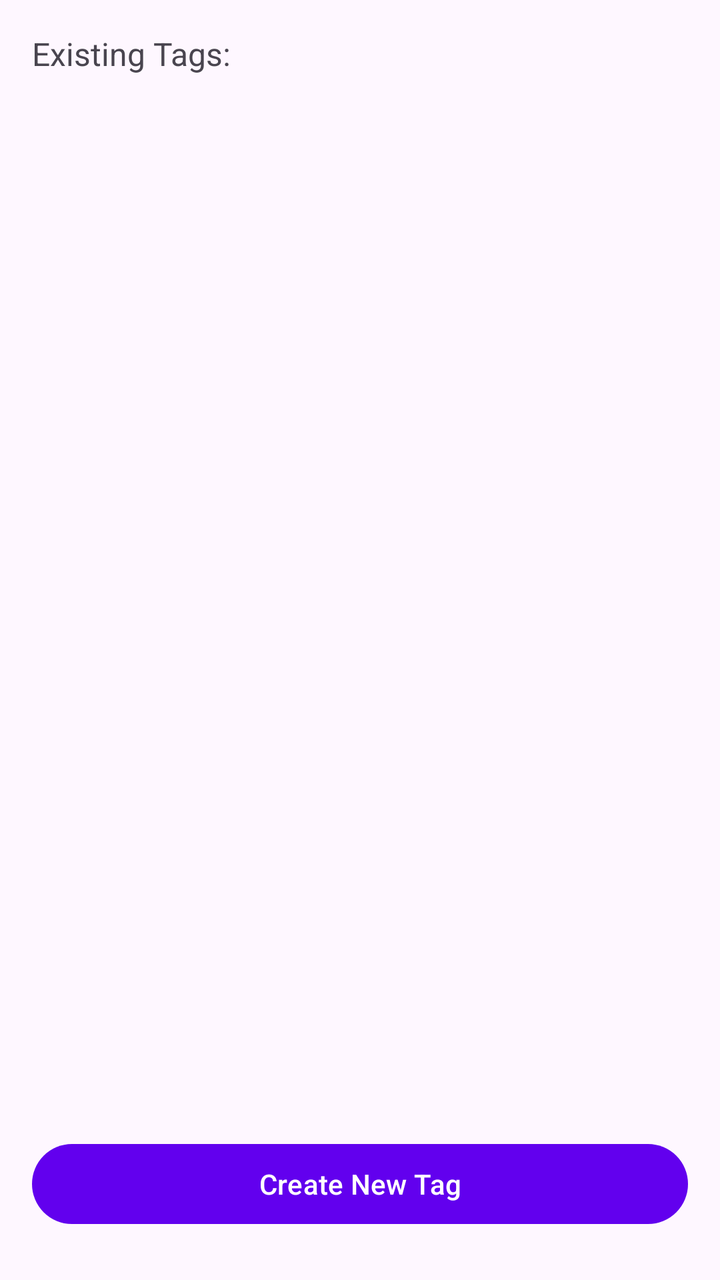
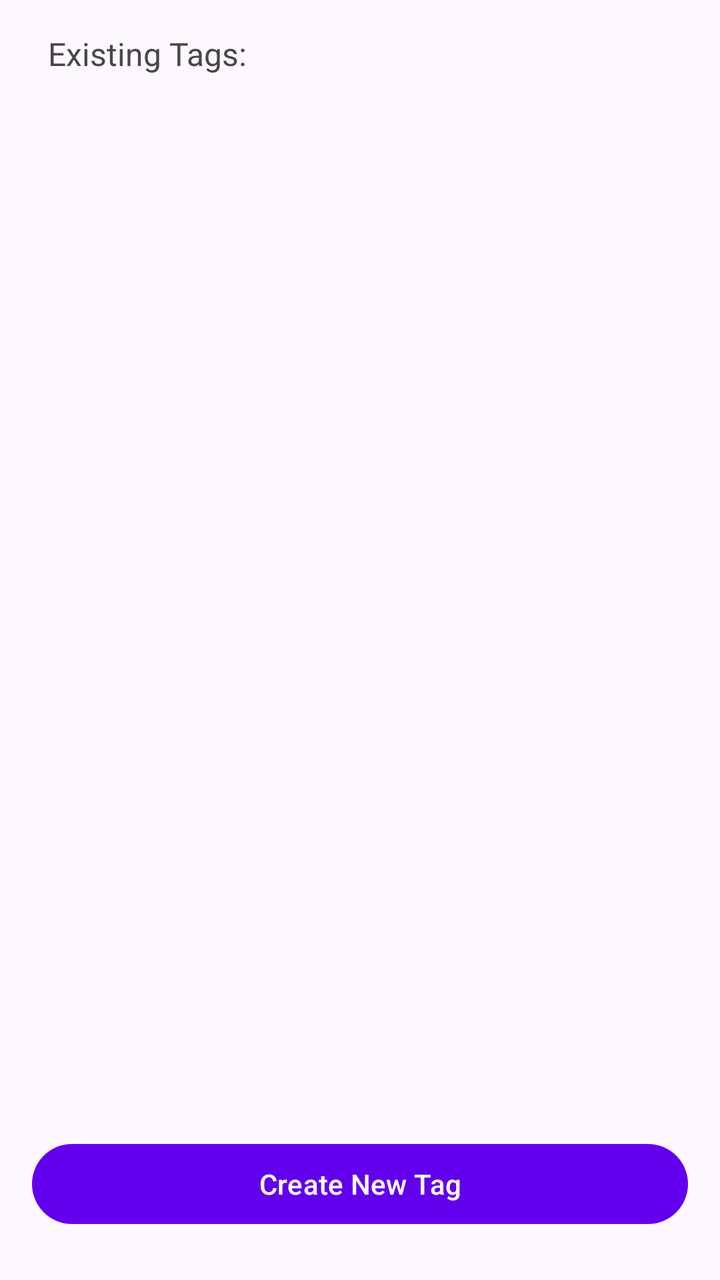

Screens rendered from an Android XML layout before and after an edit, with the pre-edit source and the edit as a unified diff.
<!-- AndroidManifest.xml: application theme Theme.AnchorNotes -->
<!-- res/layout/dialog_manage_tags.xml -->
<?xml version="1.0" encoding="utf-8"?>
<LinearLayout xmlns:android="http://schemas.android.com/apk/res/android"
    android:layout_width="match_parent"
    android:layout_height="match_parent"
    android:orientation="vertical"
    android:padding="16dp">

    <TextView
        android:layout_width="match_parent"
        android:layout_height="wrap_content"
        android:text="Existing Tags:"
        android:textSize="16sp"
        android:layout_marginBottom="8dp" />

    <ListView
        android:id="@+id/tagsListView"
        android:layout_width="match_parent"
        android:layout_height="0dp"
        android:layout_weight="1"
        android:layout_marginBottom="16dp" />

    <Button
        android:id="@+id/createTagButton"
        android:layout_width="match_parent"
        android:layout_height="wrap_content"
        android:text="Create New Tag"
        android:layout_marginBottom="8dp" />

    <Button
        android:id="@+id/clearFilterButton"
        android:layout_width="match_parent"
        android:layout_height="wrap_content"
        android:text="Clear Filter"
        android:visibility="gone" />

</LinearLayout>
<!-- resources referenced by this layout -->
<resources>
  <style name="Theme.AnchorNotes" parent="Base.Theme.AnchorNotes" />
  <style name="Base.Theme.AnchorNotes" parent="Theme.Material3.DayNight.NoActionBar">
          
          
          <item name="colorPrimary">#6200EE</item>
          <item name="colorPrimaryVariant">#3700B3</item>
          <item name="colorOnPrimary">@android:color/white</item>
      </style>
</resources>

<!-- the commit's change to res/layout/dialog_manage_tags.xml (unified diff, before → after) -->
@@ -8,16 +8,19 @@
     <TextView
         android:layout_width="match_parent"
         android:layout_height="wrap_content"
+        android:paddingStart="8dp"
+        android:layout_marginBottom="8dp"
         android:text="Existing Tags:"
-        android:textSize="16sp"
-        android:layout_marginBottom="8dp" />
+        android:textSize="16sp" />
 
     <ListView
         android:id="@+id/tagsListView"
         android:layout_width="match_parent"
+
         android:layout_height="0dp"
         android:layout_weight="1"
         android:layout_marginBottom="16dp" />
+
 
     <Button
         android:id="@+id/createTagButton"
